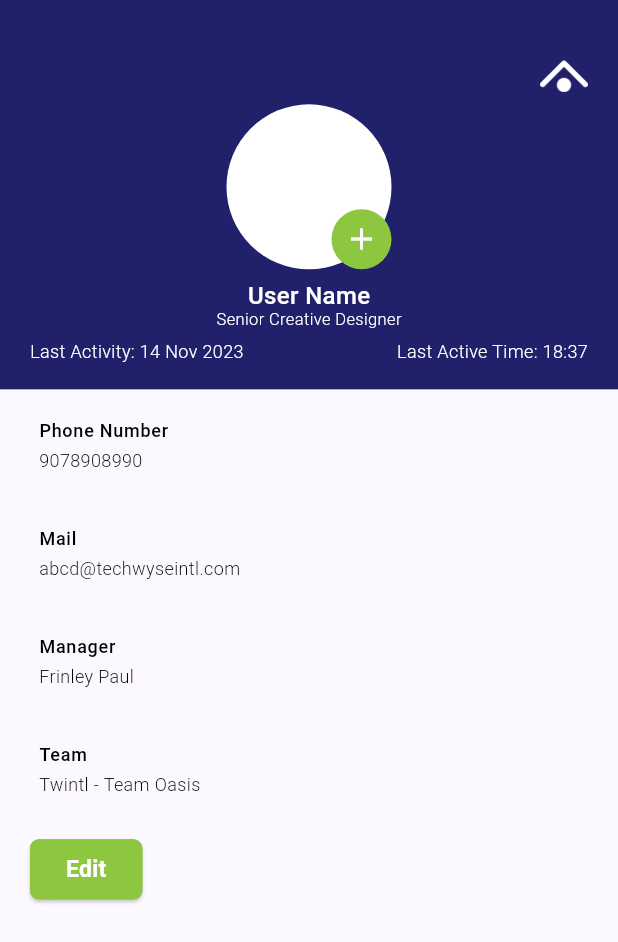
After one commit to deepak-02/Tw-AttendanceUi, a Flutter app: the ProfilePage screen opened directly, on a phone screen of 412 x 824 dp. The commit adds this screen. Shown: the top 942 px of the screen. Run offline on Flutter 3.47's test engine with Material 3 defaults, Android fonts, the phone set to English and light mode, and no system bars; our stand-ins replace flutter_svg, get.

Commit message:
profile ui

```diff
--- a/lib/screens/home/home.dart
+++ b/lib/screens/home/home.dart
@@ -2,10 +2,12 @@ import 'dart:async';
 
 import 'package:flutter/material.dart';
 import 'package:flutter_svg/svg.dart';
+import 'package:get/get.dart';
 import 'package:intl/intl.dart';
 
 import '../../widgets/background.dart';
 import '../../widgets/home_tile.dart';
+import '../profile/profile_page.dart';
 
 class Home extends StatefulWidget {
   const Home({super.key});
@@ -54,12 +56,19 @@ class HomeState extends State<Home> {
                       children: [
                         Padding(
                           padding: const EdgeInsets.all(10),
+                          child: GestureDetector(
+                            onTap: (){
+                              Get.to(ProfilePage(),
+                                transition: Transition.leftToRightWithFade,
+                                duration: const Duration(milliseconds: 800),);
+                            },
                             child: Container(
                               height: 40,
                               width: 40,
                               decoration: BoxDecoration(
                                   color: Colors.white,
                                   borderRadius: BorderRadius.circular(100)),
+                            ),
                           ),
                         ),
                         const Column(
@@ -177,30 +186,34 @@ class HomeState extends State<Home> {
                 // const SizedBox(height: 30,),
                 const Spacer(),
 
-                const Center(
+                 Center(
                   child: Wrap(
                     spacing: 14,
                     runSpacing: 14,
                     children: [
                       HomeTile(
-                        backgroundColor: Color(0xFF8DC63F),
+                        onTap: (){},
+                        backgroundColor: const Color(0xFF8DC63F),
                         img: "assets/icons/let_me_checkin_light.svg",
                         name: "LET ME\n CHECK IN",
                         textColor: Colors.white,
                       ),
                       HomeTile(
+                        onTap: (){},
                         backgroundColor: Colors.white,
                         img: "assets/icons/attendance_history_dark.svg",
                         name: "ATTENDANCE \nHISTORY",
                         textColor: Colors.black,
                       ),
                       HomeTile(
+                        onTap: (){},
                         backgroundColor: Colors.white,
                         img: "assets/icons/time_sheet_dark.svg",
                         name: "MY \nTIME SHEET",
                         textColor: Colors.black,
                       ),
                       HomeTile(
+                        onTap: (){},
                         backgroundColor: Colors.white,
                         img: "assets/icons/working_on_dark.svg",
                         name: "WORKING ON \nTICKETS",
--- /dev/null
+++ b/lib/screens/profile/profile_page.dart
@@ -0,0 +1,157 @@
+import 'package:flutter/material.dart';
+
+import '../../widgets/profile_tile.dart';
+
+class ProfilePage extends StatefulWidget {
+  const ProfilePage({super.key});
+
+  @override
+  ProfilePageState createState() => ProfilePageState();
+}
+
+class ProfilePageState extends State<ProfilePage> {
+  @override
+  Widget build(BuildContext context) {
+    return Scaffold(
+      body: Column(
+        crossAxisAlignment: CrossAxisAlignment.start,
+        children: [
+          Container(
+            color: const Color(0xff21206a),
+            child: Padding(
+              padding: const EdgeInsets.all(10),
+              child: Column(
+                children: [
+                  Padding(
+                    padding: const EdgeInsets.only(top: 30, right: 10),
+                    child: Row(
+                      mainAxisAlignment: MainAxisAlignment.end,
+                      children: [
+                        SizedBox(
+                            width: 32,
+                            child: Image.asset(
+                              "assets/icons/splash_logo.png",
+                              fit: BoxFit.fitWidth,
+                            )),
+                      ],
+                    ),
+                  ),
+                  Padding(
+                    padding: const EdgeInsets.all(8.0),
+                    child: Stack(
+                      alignment: Alignment.center,
+                      children: [
+                        Container(
+                          height: 110,
+                          width: 110,
+                          decoration: BoxDecoration(
+                            color: Colors.white,
+                            borderRadius: BorderRadius.circular(100),
+                          ),
+                        ),
+                        Positioned(
+                          bottom: 0,
+                          right: 0,
+                          child: Container(
+                            height: 40,
+                            width: 40,
+                            decoration: const BoxDecoration(
+                              color: Color(0xff8dc63f),
+                              shape: BoxShape.circle,
+                            ),
+                            child: IconButton(
+                              icon: const Icon(Icons.add, color: Colors.white),
+                              onPressed: () {
+                                // Handle button press
+                              },
+                            ),
+                          ),
+                        ),
+                      ],
+                    ),
+                  ),
+                  const Text(
+                    'User Name',
+                    style: TextStyle(
+                      color: Colors.white,
+                      fontSize: 16,
+                      fontWeight: FontWeight.w500,
+                      height: 0,
+                    ),
+                  ),
+                  const Text(
+                    'Senior Creative Designer',
+                    style: TextStyle(
+                      color: Colors.white,
+                      fontSize: 11,
+                      fontWeight: FontWeight.w300,
+                      height: 0,
+                    ),
+                  ),
+                  const Padding(
+                    padding: EdgeInsets.only(top: 8.0,bottom: 8.0,left: 10,right: 10),
+                    child: Row(
+                      mainAxisAlignment: MainAxisAlignment.spaceBetween,
+                      crossAxisAlignment: CrossAxisAlignment.end,
+                      children: [
+                        Text(
+                          'Last Activity: 14 Nov 2023',
+                          style: TextStyle(
+                            color: Colors.white,
+                            fontSize: 12,
+                            fontWeight: FontWeight.w300,
+                            height: 0,
+                          ),
+                        ),
+                        Text(
+                          'Last Active Time: 18:37',
+                          style: TextStyle(
+                            color: Colors.white,
+                            fontSize: 12,
+                            fontWeight: FontWeight.w300,
+                            height: 0,
+                          ),
+                        )
+                      ],
+                    ),
+                  ),
+                ],
+              ),
+            ),
+          ),
+
+          const ProfileTile(title: "Phone Number",content: "9078908990",),
+          const ProfileTile(title: "Mail",content: "abcd@techwyseintl.com",),
+          const ProfileTile(title: "Manager",content: "Frinley Paul",),
+          const ProfileTile(title: "Team",content: "Twintl - Team Oasis",),
+
+
+          Padding(
+            padding: const EdgeInsets.only(left: 20,top: 8),
+            child: ElevatedButton(
+                onPressed: (){},
+              style: ElevatedButton.styleFrom(
+                foregroundColor: Colors.white,
+                backgroundColor: const Color(0xFF8DC63F), // Text color
+                shape: RoundedRectangleBorder(
+                  side: const BorderSide(width: 0.86, color: Color(0xFF8DC63F)), // Border
+                  borderRadius: BorderRadius.circular(6), // Border radius
+                ),
+               // minimumSize: Size(57.43, 36), // Width and height
+              ),
+                child: const Text(
+              "Edit",
+                  style: TextStyle(
+                    color: Colors.white,
+                    fontSize: 15.43,
+                    fontWeight: FontWeight.w600,
+                    height: 0,
+                  ),
+            ),
+            ),
+          )
+        ],
+      ),
+    );
+  }
+}
--- a/lib/widgets/home_tile.dart
+++ b/lib/widgets/home_tile.dart
@@ -8,16 +8,20 @@ class HomeTile extends StatelessWidget {
     required this.img,
     required this.name,
     required this.textColor,
+    this.onTap,
   });
 
   final Color? backgroundColor;
   final String img;
   final String name;
   final Color? textColor;
+  final Function()? onTap;
 
   @override
   Widget build(BuildContext context) {
-    return Container(
+    return GestureDetector(
+      onTap: onTap,
+      child: Container(
         alignment: Alignment.center,
         width: 148,
         height: 133,
@@ -46,6 +50,7 @@ class HomeTile extends StatelessWidget {
             ),
           ],
         ),
+      ),
     );
   }
 }
--- /dev/null
+++ b/lib/widgets/profile_tile.dart
@@ -0,0 +1,37 @@
+import 'package:flutter/material.dart';
+
+class ProfileTile extends StatelessWidget {
+  const ProfileTile({
+    super.key, required this.title, required this.content,
+  });
+
+  final String title;
+  final String content;
+
+  @override
+  Widget build(BuildContext context) {
+    return Padding(
+      padding: const EdgeInsets.only(left: 10,right: 10),
+      child: ListTile(
+        title: Text(
+          title,
+          style: const TextStyle(
+            color: Colors.black,
+            fontSize: 12,
+            fontWeight: FontWeight.w500,
+            height: 0,
+          ),
+        ),
+        subtitle: Text(
+          content,
+          style: const TextStyle(
+            color: Colors.black,
+            fontSize: 12,
+            fontWeight: FontWeight.w300,
+            height: 0,
+          ),
+        ),
+      ),
+    );
+  }
+}
```
Lines whose indentation alone changed are shown as unchanged.
